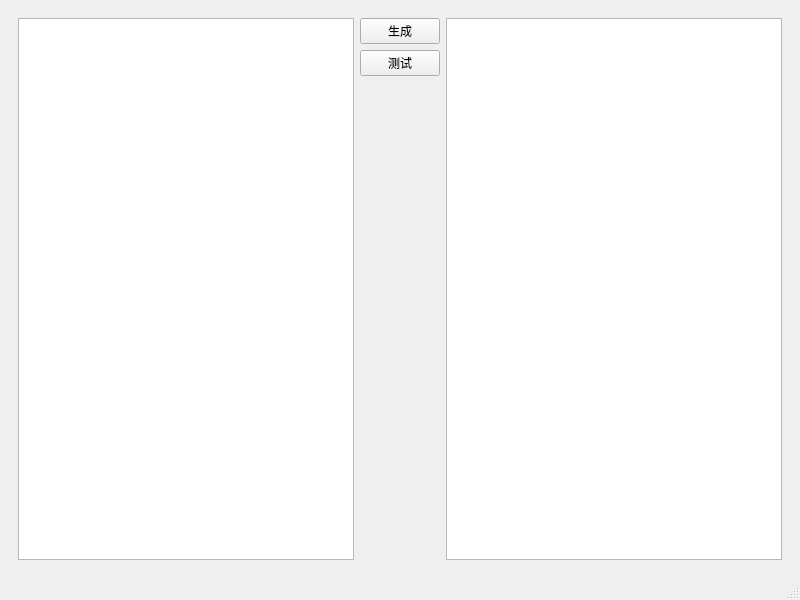
This is mainwindow.ui in xinxinrana/JsonToStructV2 as Qt 5 draws it before an edit. The edited form follows.
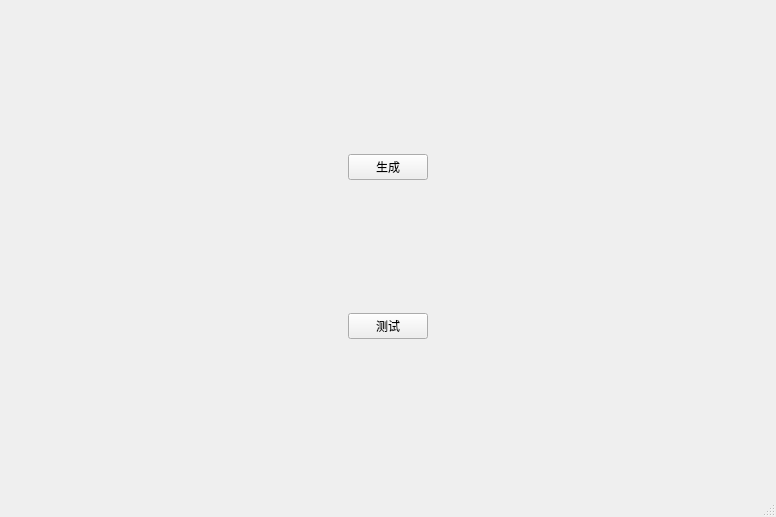
This is the edited form.

The edit to the form file:
```diff
--- a/mainwindow.ui
+++ b/mainwindow.ui
@@ -6,8 +6,8 @@
    <rect>
     <x>0</x>
     <y>0</y>
-    <width>800</width>
-    <height>600</height>
+    <width>776</width>
+    <height>517</height>
    </rect>
   </property>
   <property name="windowTitle">
@@ -17,26 +17,56 @@
    <layout class="QGridLayout" name="gridLayout">
     <item row="0" column="0">
      <widget class="QWidget" name="widget" native="true">
-      <layout class="QGridLayout" name="gridLayout_2">
-       <item row="0" column="0" rowspan="3">
-        <widget class="QTextEdit" name="edit1"/>
-       </item>
-       <item row="0" column="1">
+      <layout class="QHBoxLayout" name="horizontalLayout">
+       <item>
+        <widget class="QWidget" name="container1" native="true">
+         <property name="sizePolicy">
+          <sizepolicy hsizetype="Expanding" vsizetype="Expanding">
+           <horstretch>0</horstretch>
+           <verstretch>0</verstretch>
+          </sizepolicy>
+         </property>
+         <layout class="QGridLayout" name="gridLayout_3">
+          <item row="0" column="0">
+           <layout class="QGridLayout" name="container1Lay"/>
+          </item>
+         </layout>
+        </widget>
+       </item>
+       <item>
+        <widget class="QWidget" name="btns" native="true">
+         <layout class="QVBoxLayout" name="verticalLayout">
+          <item>
         <widget class="QPushButton" name="btn1">
          <property name="text">
           <string>生成</string>
          </property>
         </widget>
        </item>
-       <item row="1" column="1">
+          <item>
         <widget class="QPushButton" name="btn2">
          <property name="text">
           <string>测试</string>
          </property>
         </widget>
        </item>
-       <item row="0" column="2" rowspan="3">
-        <widget class="QTextEdit" name="edit2"/>
+         </layout>
+        </widget>
+       </item>
+       <item>
+        <widget class="QWidget" name="container2" native="true">
+         <property name="sizePolicy">
+          <sizepolicy hsizetype="Expanding" vsizetype="Expanding">
+           <horstretch>0</horstretch>
+           <verstretch>0</verstretch>
+          </sizepolicy>
+         </property>
+         <layout class="QGridLayout" name="gridLayout_4">
+          <item row="0" column="0">
+           <layout class="QGridLayout" name="container2Lay"/>
+          </item>
+         </layout>
+        </widget>
        </item>
       </layout>
      </widget>
```
Left out of the diff: 2 changed lines with no effect on the pictures. Lines whose indentation alone changed are shown as unchanged.
